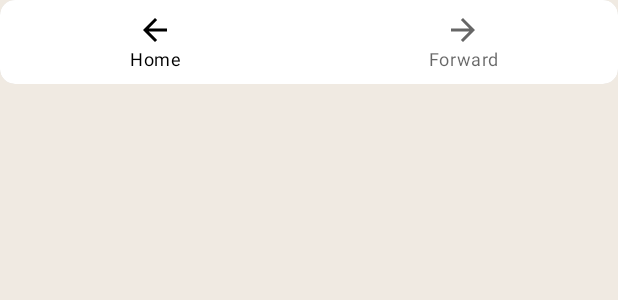
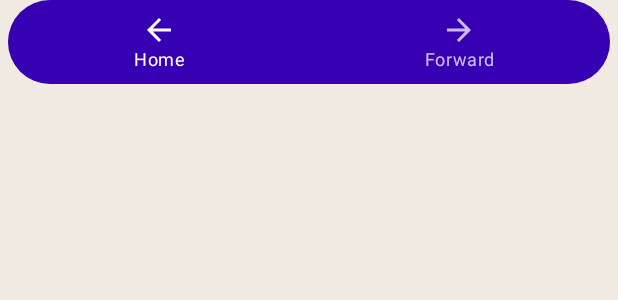
Before and after one commit to BrokenTrident/BeachApplication, an Android app built with Jetpack Compose: the @Preview function AlignYourBodyElementPreview2, on a phone screen of 412 x 824 dp. Shown: the top 300 px of the screen. Run offline under Robolectric (Android 15) with nearby library versions, the phone set to English and light mode, and no system bars.

Commit message:
Minor ui changes

```diff
--- a/app/src/main/java/com/example/beachapplication/components/BottomNav.kt
+++ b/app/src/main/java/com/example/beachapplication/components/BottomNav.kt
@@ -1,5 +1,6 @@
 package com.example.beachapplication.components
 
+import androidx.compose.foundation.layout.padding
 import androidx.compose.foundation.shape.RoundedCornerShape
 import androidx.compose.material.*
 import androidx.compose.material.icons.Icons
@@ -16,8 +17,8 @@ import com.example.beachapplication.ui.theme.BeachApplicationTheme
 @Composable
 fun BottomNav(modifier: Modifier = Modifier) {
     BottomNavigation(
-        backgroundColor = MaterialTheme.colors.onPrimary,
-        modifier = modifier.clip(RoundedCornerShape(10.dp))
+        backgroundColor = MaterialTheme.colors.primaryVariant,
+        modifier = modifier.padding(start = 5.dp, end = 5.dp,bottom = 5.dp).clip(RoundedCornerShape(30.dp))
     ) {
         BottomNavigationItem(
             icon = {
--- a/app/src/main/java/com/example/beachapplication/views/HomeScreen.kt
+++ b/app/src/main/java/com/example/beachapplication/views/HomeScreen.kt
@@ -1,5 +1,6 @@
 package com.example.beachapplication.views
 
+import androidx.compose.foundation.background
 import androidx.compose.foundation.layout.*
 import androidx.compose.foundation.rememberScrollState
 import androidx.compose.foundation.verticalScroll
@@ -12,6 +13,7 @@ import androidx.compose.runtime.saveable.rememberSaveable
 import androidx.compose.runtime.setValue
 import androidx.compose.ui.Alignment
 import androidx.compose.ui.Modifier
+import androidx.compose.ui.graphics.Color
 import androidx.compose.ui.tooling.preview.Preview
 import androidx.compose.ui.unit.dp
 import androidx.compose.ui.unit.sp
@@ -26,7 +28,7 @@ fun HomeScreen(
     modifier: Modifier = Modifier,
     viewModel: DemoViewModel = viewModel(),
 
-) {
+    ) {
 
     var index by rememberSaveable {
         mutableStateOf(0)
@@ -34,6 +36,7 @@ fun HomeScreen(
 
     Column(
         modifier
+
             .verticalScroll(rememberScrollState())
             .padding(vertical = 16.dp)
     ) {
```
